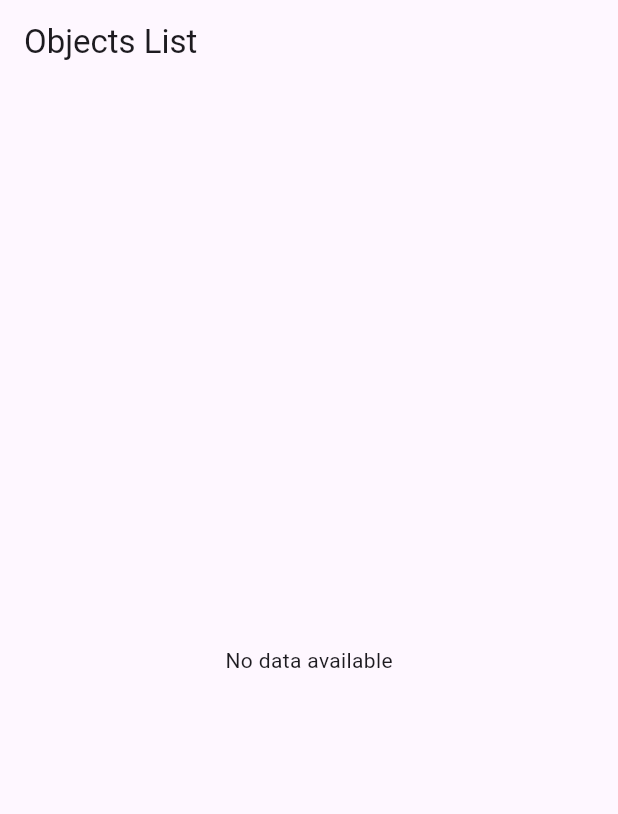
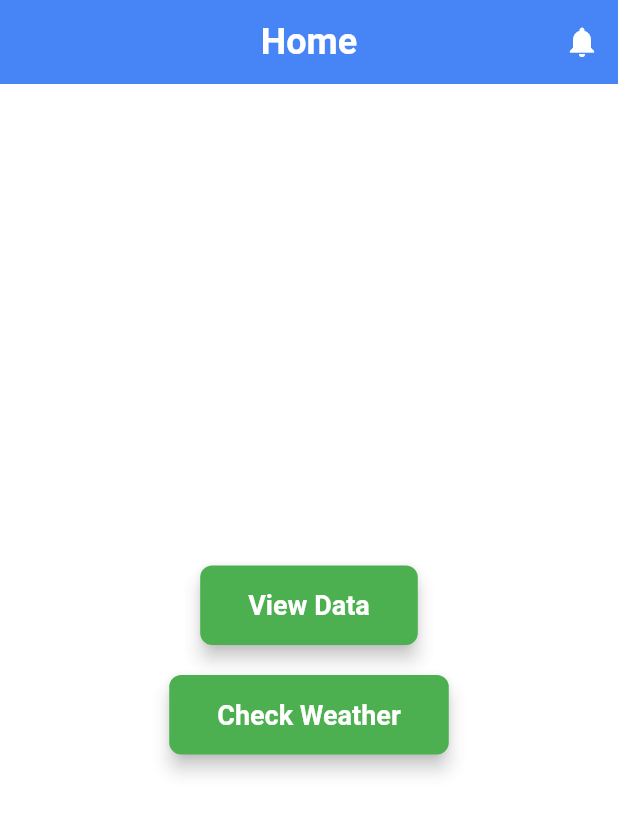
Before and after one commit to aman5196/bd_calling_task, a Flutter app: the screen it shows after launch, on a phone screen of 412 x 824 dp. Shown: the top 814 px of the screen. Run offline on Flutter 3.47's test engine with Material 3 defaults, Android fonts, the phone set to English and light mode, and no system bars; our stand-ins replace get, hive, hive_flutter; accounts and stored records are empty.

Commit message:
task 2_3  done  including visual effects

```diff
--- a/lib/main.dart
+++ b/lib/main.dart
@@ -1,17 +1,23 @@
-import 'package:bd_calling_task/screens/object_list_screen.dart';
+import 'package:bd_calling_task/screens/dashboard.dart';
 import 'package:flutter/material.dart';
+import 'package:hive_flutter/hive_flutter.dart';
+import 'package:get/get.dart';
+import 'model/object_model.dart'; // Import GetX package
 
+void main() async {
+  await Hive.initFlutter(); // Initialize Hive
+  Hive.registerAdapter(ObjectModelAdapter()); // Register the ObjectModel adapter
+  await Hive.openBox('objectsBox'); // Open the Hive box
 
-void main() {
   runApp(MyApp());
 }
 
 class MyApp extends StatelessWidget {
   @override
   Widget build(BuildContext context) {
-    return MaterialApp(
+    return GetMaterialApp( // Use GetMaterialApp instead of MaterialApp
       title: 'REST API Demo',
-      home: ObjectListScreen(),
+      home: HomeScreen(), // Start with the HomeScreen
       debugShowCheckedModeBanner: false,
     );
   }
--- /dev/null
+++ b/lib/screens/dashboard.dart
@@ -0,0 +1,44 @@
+import 'package:flutter/material.dart';
+import 'package:get/get.dart';
+import '../widgets/custom_button.dart';
+import 'object_list_screen.dart'; // Placeholder for your actual ObjectListScreen
+import 'weather_screen.dart'; // Placeholder for your actual WeatherScreen
+
+class HomeScreen extends StatelessWidget {
+  @override
+  Widget build(BuildContext context) {
+    return Scaffold(
+      backgroundColor: Colors.white70,
+      appBar:AppBar(
+        title: const Text('Home', style: TextStyle(fontWeight: FontWeight.bold, fontSize: 24,color: Colors.white),),
+        backgroundColor: Colors.blueAccent, // Custom app bar color
+        elevation: 4.0, // Add shadow
+        centerTitle: true, // Center align the title
+        actions: [
+          IconButton(icon: const Icon(Icons.notifications,color: Colors.white,),
+            onPressed: () {// Action for notifications
+             },),],
+      ),
+      body: Center(
+        child: Column(
+          mainAxisAlignment: MainAxisAlignment.center,
+          children: [
+            CustomButton(
+              text: 'View Data',
+              onPressed: () {
+                Get.to(() => ObjectListScreen()); // Navigate to ObjectListScreen
+              },
+            ),
+            const SizedBox(height: 20),
+            CustomButton(
+              text: 'Check Weather',
+              onPressed: () {
+                Get.to(() => WeatherScreen()); // Navigate to WeatherScreen
+              },
+            ),
+          ],
+        ),
+      ),
+    );
+  }
+}
--- /dev/null
+++ b/lib/widgets/custom_button.dart
@@ -0,0 +1,30 @@
+import 'package:flutter/material.dart';
+
+class CustomButton extends StatelessWidget {
+  final String text;
+  final VoidCallback onPressed;
+
+  const CustomButton({
+    super.key,
+    required this.text,
+    required this.onPressed,
+  });
+
+  @override
+  Widget build(BuildContext context) {
+    return ElevatedButton(
+      onPressed: onPressed,
+      style: ElevatedButton.styleFrom(
+        padding: const EdgeInsets.symmetric(horizontal: 32, vertical: 16), // Increased padding for better aesthetics
+        textStyle: const TextStyle(fontSize: 18, fontWeight: FontWeight.bold), // Bold and larger text
+        backgroundColor: Colors.green, // Custom button color
+        foregroundColor: Colors.white, // Text color
+        shape: RoundedRectangleBorder(
+          borderRadius: BorderRadius.circular(8), // Slightly rounded rectangle
+        ),
+        elevation: 5, // Shadow for a more elevated look
+      ),
+      child: Text(text),
+    );
+  }
+}
```
Also changed, not shown: lib/controller/object_contoller.dart (+24 -10 lines), lib/controller/weather_controller.dart (added, +53 -0 lines), lib/model/object_model.dart (+19 -1 lines), lib/model/weather_model.dart (added, +47 -0 lines), lib/screens/object_list_screen.dart (+41 -6 lines), lib/screens/weather_screen.dart (added, +139 -0 lines), lib/widgets/search_box.dart (added, +65 -0 lines), pubspec.yaml (+6 -31 lines), lib/model/object_model.g.dart (added), pubspec.lock, 1 other file.
